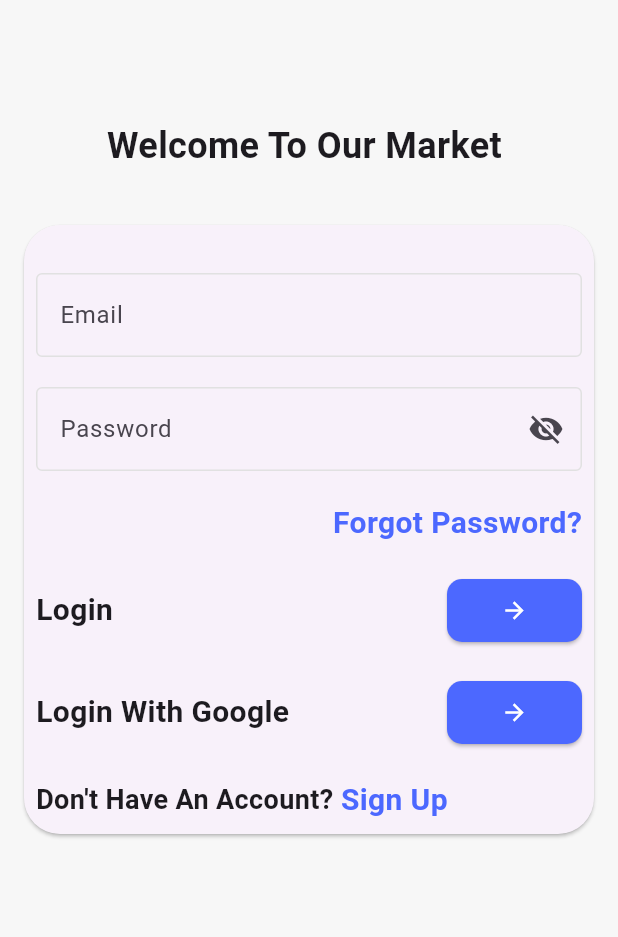
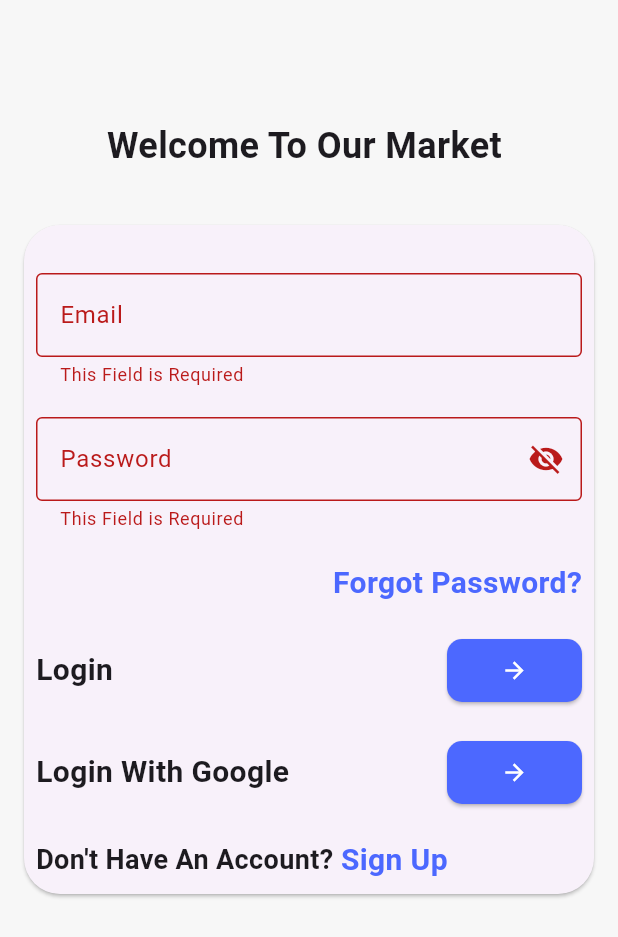
Before and after one commit to blalfayed/ecommerce_supabase, a Flutter app: the LoginView screen opened directly, after a tap on the "arrow forward" icon, on a phone screen of 412 x 824 dp. Shown: the top 937 px of the screen. Run offline on Flutter 3.47's test engine with Material 3 defaults, Android fonts, the phone set to English and light mode, and no system bars; our stand-ins replace cached_network_image, flutter_bloc, flutter_rating_bar, google_nav_bar, supabase_flutter; accounts and stored records are empty.

Commit message:
test login function with exceptions

```diff
--- a/lib/views/auth/ui/login_view.dart
+++ b/lib/views/auth/ui/login_view.dart
@@ -1,20 +1,45 @@
+import 'package:ecommerce_supabase/core/components/custom_circle_pro_ind.dart';
 import 'package:ecommerce_supabase/views/auth/ui/forgot_view.dart';
 import 'package:ecommerce_supabase/views/auth/ui/signup_view.dart';
 import 'package:ecommerce_supabase/views/nav_bar/ui/main_home_view.dart';
+import 'package:ecommerce_supabase/views/product_details/logic/cubit/authentication_cubit.dart';
 import 'package:flutter/material.dart';
+import 'package:flutter_bloc/flutter_bloc.dart';
 import '../../../core/functions/navigate_to.dart';
+import '../../../core/functions/show_msg.dart';
 import 'widgets/custom_row_with_arrow.dart';
 import 'widgets/custom_text_btn.dart';
 import 'widgets/custom_text_field.dart';
 
-class LoginView extends StatelessWidget {
+class LoginView extends StatefulWidget {
   const LoginView({super.key});
 
   @override
+  State<LoginView> createState() => _LoginViewState();
+}
+
+class _LoginViewState extends State<LoginView> {
+  final TextEditingController emailController = TextEditingController();
+  final TextEditingController passwordController = TextEditingController();
+  final GlobalKey<FormState> _formKey = GlobalKey();
+  @override
   Widget build(BuildContext context) {
+    return BlocConsumer<AuthenticationCubit, AuthenticationState>(
+      listener: (context, state) {
+        if (state is LoginError) {
+          showMsg(context, state.message);
+        }
+      },
+      builder: (context, state) {
+        AuthenticationCubit cubit = context.read<AuthenticationCubit>();
+
         return Scaffold(
-      body: SingleChildScrollView(
-        child: SafeArea(
+          body: state is LoginLoading
+              ? const CustomCircleProgIndicator()
+              : SafeArea(
+                  child: SingleChildScrollView(
+                    child: Form(
+                      key: _formKey,
                       child: Column(
                         children: [
                           const SizedBox(
@@ -22,7 +47,8 @@ class LoginView extends StatelessWidget {
                           ),
                           const Text(
                             'Welcome To Our Market ',
-                style: TextStyle(fontSize: 24, fontWeight: FontWeight.bold),
+                            style: TextStyle(
+                                fontSize: 24, fontWeight: FontWeight.bold),
                           ),
                           const SizedBox(
                             height: 20,
@@ -30,7 +56,8 @@ class LoginView extends StatelessWidget {
                           Card(
                             margin: const EdgeInsets.all(16),
                             shape: const RoundedRectangleBorder(
-                    borderRadius: BorderRadius.all(Radius.circular(24))),
+                                borderRadius:
+                                    BorderRadius.all(Radius.circular(24))),
                             child: Padding(
                               padding: const EdgeInsets.all(8.0),
                               child: Column(
@@ -38,7 +65,8 @@ class LoginView extends StatelessWidget {
                                   const SizedBox(
                                     height: 24,
                                   ),
-                      const CustomTextFormField(
+                                  CustomTextFormField(
+                                    controller: emailController,
                                     labeltext: "Email",
                                     keyBoardType: TextInputType.emailAddress,
                                   ),
@@ -46,6 +74,7 @@ class LoginView extends StatelessWidget {
                                     height: 20,
                                   ),
                                   CustomTextFormField(
+                                    controller: passwordController,
                                     labeltext: "Password",
                                     suffIcon: IconButton(
                                         onPressed: () {},
@@ -61,7 +90,8 @@ class LoginView extends StatelessWidget {
                                     children: [
                                       CustomTextBtn(
                                         ontap: () {
-                              navigateTo(context, const ForgotView());
+                                          navigateTo(
+                                              context, const ForgotView());
                                         },
                                         text: 'Forgot Password?',
                                       ),
@@ -72,8 +102,14 @@ class LoginView extends StatelessWidget {
                                   ),
                                   CustomRowWithArrowBtn(
                                       text: 'Login',
-                        onTap: () {},
-                      ),
+                                      onTap: () {
+                                        if (_formKey.currentState!.validate()) {
+                                          cubit.login(
+                                              email: emailController.text,
+                                              password:
+                                                  passwordController.text);
+                                        }
+                                      }),
                                   const SizedBox(
                                     height: 20,
                                   ),
@@ -101,7 +137,8 @@ class LoginView extends StatelessWidget {
                                       CustomTextBtn(
                                         text: 'Sign Up',
                                         ontap: () {
-                              navigateTo(context, const SignupView());
+                                          navigateTo(
+                                              context, const SignupView());
                                         },
                                       )
                                     ],
@@ -114,6 +151,9 @@ class LoginView extends StatelessWidget {
                       ),
                     ),
                   ),
+                ),
+        );
+      },
     );
   }
 }
--- a/lib/views/auth/ui/widgets/custom_text_field.dart
+++ b/lib/views/auth/ui/widgets/custom_text_field.dart
@@ -9,14 +9,17 @@ class CustomTextFormField extends StatelessWidget {
     this.suffIcon,
     this.isSecured = false,
     required this.keyBoardType,
+    this.controller,
   });
   final String labeltext;
   final Widget? suffIcon;
   final bool isSecured;
   final TextInputType keyBoardType;
+  final TextEditingController? controller;
   @override
   Widget build(BuildContext context) {
     return TextFormField(
+      controller: controller,
       obscureText: isSecured,
       validator: (value) {
         if (value == null || value.isEmpty) {
```
Also changed, not shown: lib/core/functions/show_msg.dart (added, +11 -0 lines), lib/main.dart (+8 -3 lines). Lines whose indentation alone changed are shown as unchanged.
